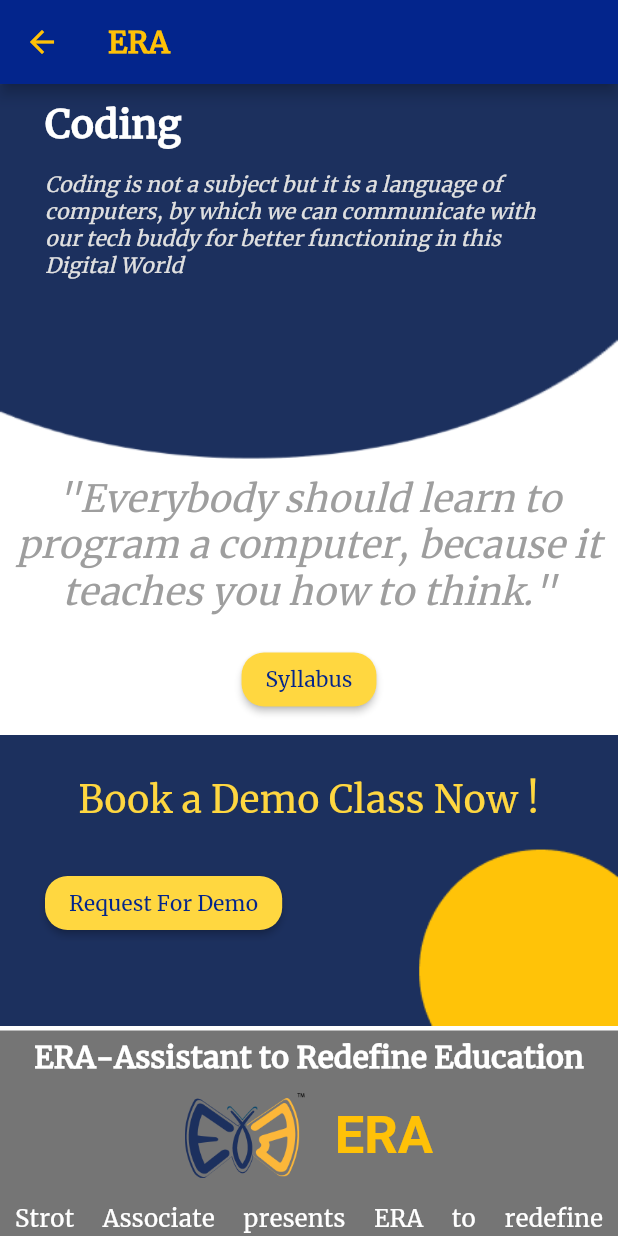
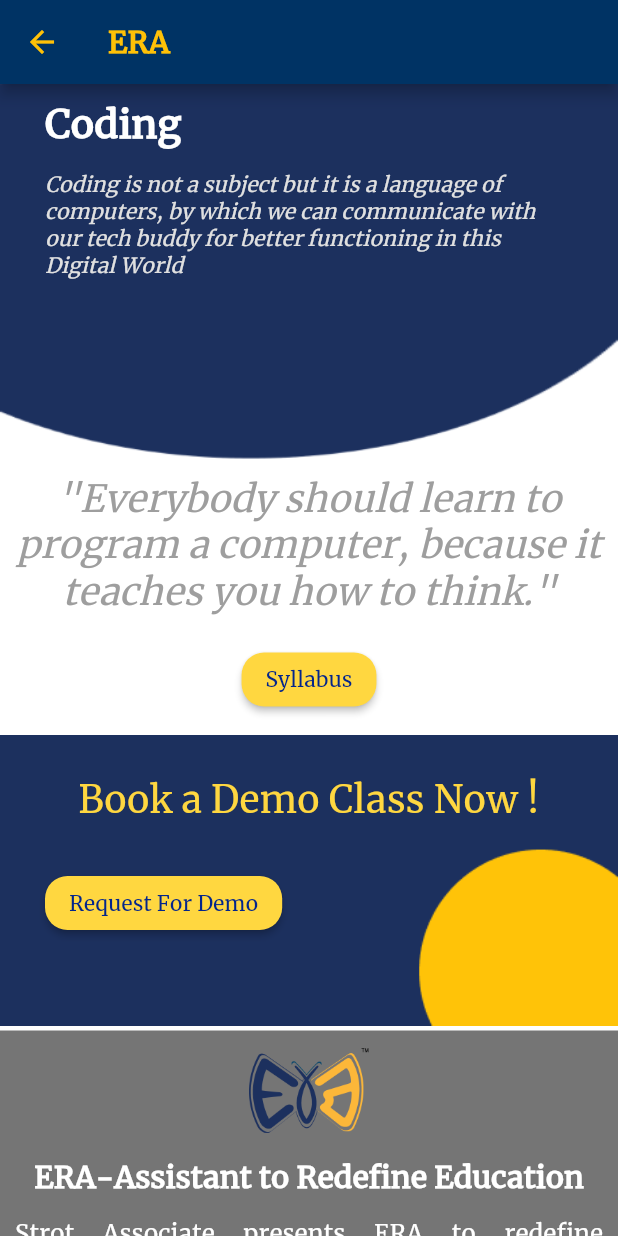
Before and after one commit to rakshit138/ERAapp, a Flutter app: the Coding screen opened directly, on a phone screen of 412 x 824 dp. Run offline on Flutter 3.47's test engine with Material 2 defaults, Android fonts, the phone set to English and light mode, and no system bars; our stand-ins replace awesome_dialog, carousel_slider, chewie, cloud_firestore, firebase_auth, firebase_core and 10 more; missing offline and left inert: open_appstore, rate_my_app; accounts and stored records are empty.

Commit message:
Rakshit final changes

```diff
--- a/lib/HomeScreen/homescreen.dart
+++ b/lib/HomeScreen/homescreen.dart
@@ -142,7 +142,7 @@
         backgroundColor: Colors.white,
         appBar: AppBar(
           iconTheme: new IconThemeData(color: Colors.amberAccent),
-          backgroundColor: Color(0xff03258C),
+          backgroundColor: Color.fromRGBO(0, 51, 100, 1),
           title: Text(
             'ERA',
             style: TextStyle(
@@ -180,7 +180,7 @@
                   backgroundColor:
                       Theme.of(context).platform == TargetPlatform.iOS
                           ? Colors.white
-                          : Color(0xff03258C),
+                          : Color.fromRGBO(0, 51, 100, 1),
                   child: Text(
                     widget.users.name
                         .substring(0, 2)
--- a/lib/VideoLibrary/MyHomePage.dart
+++ b/lib/VideoLibrary/MyHomePage.dart
@@ -127,7 +127,7 @@
             ),
             onPressed: () => Navigator.pop(context),
           ),
-          backgroundColor: Color(0xff03258C),
+          backgroundColor: Color.fromRGBO(0, 51, 100, 1),
           title: Text(
             "ERA",
             style: TextStyle(color: Colors.amber),
--- a/lib/courses/aptitudeAndLogic.dart
+++ b/lib/courses/aptitudeAndLogic.dart
@@ -23,7 +23,7 @@
             ),
             onPressed: () => Navigator.pop(context),
           ),
-          backgroundColor: Color(0xff03258C),
+          backgroundColor: Color.fromRGBO(0, 51, 100, 1),
           title: Text(
             'ERA',
             style: TextStyle(
--- a/lib/courses/coding.dart
+++ b/lib/courses/coding.dart
@@ -23,7 +23,7 @@
             ),
             onPressed: () => Navigator.pop(context),
           ),
-          backgroundColor: Color(0xff03258C),
+          backgroundColor: Color.fromRGBO(0, 51, 100, 1),
           title: Text(
             'ERA',
             style: TextStyle(
--- a/lib/courses/maths.dart
+++ b/lib/courses/maths.dart
@@ -37,7 +37,7 @@
             ),
             onPressed: () => Navigator.pop(context),
           ),
-          backgroundColor: Color(0xff03258C),
+          backgroundColor: Color.fromRGBO(0, 51, 100, 1),
           title: Text(
             'ERA',
             style: TextStyle(
--- a/lib/courses/science.dart
+++ b/lib/courses/science.dart
@@ -390,7 +390,7 @@
             'Study Material',
             style: TextStyle(
                 fontFamily: 'Merriweather',
-                color: Color(0xff03258C),
+                color: Color.fromRGBO(0, 51, 100, 1),
                 fontWeight: FontWeight.w400),
           ),
         ),
--- a/lib/courses/softSkills.dart
+++ b/lib/courses/softSkills.dart
@@ -23,7 +23,7 @@
             ),
             onPressed: () => Navigator.pop(context),
           ),
-          backgroundColor: Color(0xff03258C),
+          backgroundColor: Color.fromRGBO(0, 51, 100, 1),
           title: Text(
             'ERA',
             style: TextStyle(
--- a/lib/footer.dart
+++ b/lib/footer.dart
@@ -15,8 +15,28 @@
       child: SingleChildScrollView(
         child: Column(
           children: [
+            Row(
+                mainAxisAlignment: MainAxisAlignment.center,
+                mainAxisSize: MainAxisSize.max,
+                children: [
+                  Image(
+                    image: AssetImage('assets/images/logo png 3.png'),
+                    height: 80,
+                    width: 80,
+                  ),
+                  // Padding(
+                  //   padding: EdgeInsets.only(left: 20),
+                  //   child: Text(
+                  //     'ERA',
+                  //     style: TextStyle(
+                  //         fontSize: 35,
+                  //         color: Colors.amber,
+                  //         fontWeight: FontWeight.bold),
+                  //   ),
+                  // )
+                ]),
             Padding(
-              padding: EdgeInsets.fromLTRB(10, 5, 10, 0),
+              padding: EdgeInsets.fromLTRB(10, 5, 10, 10),
               child: Text(
                 'ERA-Assistant to Redefine Education',
                 textAlign: TextAlign.center,
@@ -28,26 +48,6 @@
                 ),
               ),
             ),
-            Row(
-                mainAxisAlignment: MainAxisAlignment.center,
-                mainAxisSize: MainAxisSize.max,
-                children: [
-                  Image(
-                    image: AssetImage('assets/images/logo png 3.png'),
-                    height: 80,
-                    width: 80,
-                  ),
-                  Padding(
-                    padding: EdgeInsets.only(left: 20),
-                    child: Text(
-                      'ERA',
-                      style: TextStyle(
-                          fontSize: 35,
-                          color: Colors.amber,
-                          fontWeight: FontWeight.bold),
-                    ),
-                  )
-                ]),
             Padding(
               padding: EdgeInsets.fromLTRB(10, 5, 10, 5),
               child: Text(
```
Also changed, not shown: 16 other files.
